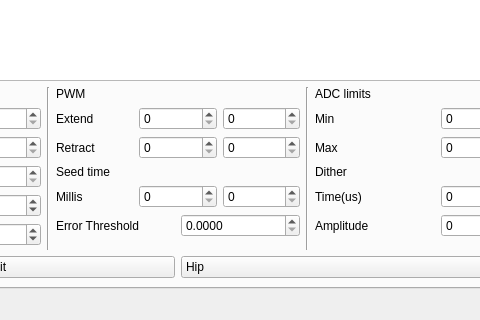
The window that stompy/ui/stompy.ui (braingram/stompy) describes before a commit, drawn with Qt 5; both pictures show x 224 to 704 and y 264 to 584 of the 804 by 584 pixel window.
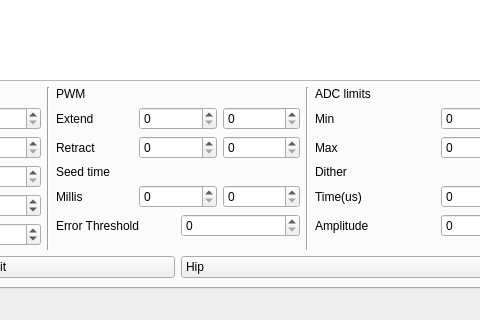
The same window after the commit. The open tabs and pages were chosen to show the change. Custom widgets are drawn as their Qt base class.

Commit message: adjusting range of following error threshold ui

Diff of the .ui file:
```diff
--- a/stompy/ui/stompy.ui
+++ b/stompy/ui/stompy.ui
@@ -540,7 +540,10 @@
                 <item>
                  <widget class="QDoubleSpinBox" name="pidErrorThresholdSpin">
                   <property name="decimals">
-                   <number>4</number>
+                   <number>0</number>
+                  </property>
+                  <property name="maximum">
+                   <double>65535.000000000000000</double>
                   </property>
                   <property name="singleStep">
                    <double>0.100000000000000</double>
```
Left out of the diff: 4 changed lines with no effect on the pictures. The commit also changes 1 other file.
